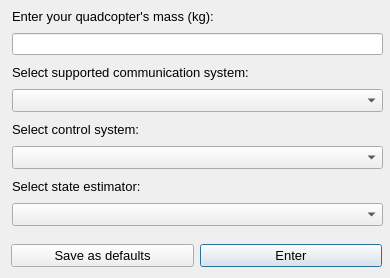
First picture: the form in GUI/ui/designer files/setup_dialog.ui, repository Jone-the-creator/Digital_Twin_client, before the edit.
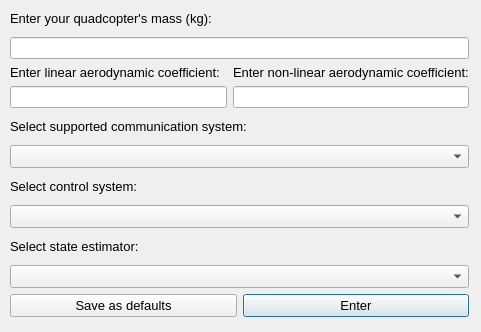
Second picture: the form after the edit.

Commit message: Added adjustable coefficients and experimental methods in README

```diff
--- a/GUI/ui/designer files/setup_dialog.ui
+++ b/GUI/ui/designer files/setup_dialog.ui
@@ -6,20 +6,20 @@
    <rect>
     <x>0</x>
     <y>0</y>
-    <width>390</width>
-    <height>278</height>
+    <width>481</width>
+    <height>332</height>
    </rect>
   </property>
   <property name="windowTitle">
    <string>Digital Twin Setup Window</string>
   </property>
-  <widget class="QWidget" name="layoutWidget">
+  <widget class="QWidget" name="">
    <property name="geometry">
     <rect>
-     <x>12</x>
-     <y>5</y>
-     <width>371</width>
-     <height>221</height>
+     <x>10</x>
+     <y>6</y>
+     <width>459</width>
+     <height>311</height>
     </rect>
    </property>
    <layout class="QVBoxLayout" name="verticalLayout">
@@ -38,6 +38,40 @@
     <item>
      <widget class="QLineEdit" name="mass_input"/>
     </item>
+    <item>
+     <layout class="QGridLayout" name="gridLayout">
+      <item row="0" column="0">
+       <widget class="QLabel" name="linear_drag_lbl">
+        <property name="font">
+         <font>
+          <pointsize>10</pointsize>
+         </font>
+        </property>
+        <property name="text">
+         <string>Enter linear aerodynamic coefficient:</string>
+        </property>
+       </widget>
+      </item>
+      <item row="0" column="1">
+       <widget class="QLabel" name="non_linear_drag_lbl">
+        <property name="font">
+         <font>
+          <pointsize>10</pointsize>
+         </font>
+        </property>
+        <property name="text">
+         <string>Enter non-linear aerodynamic coefficient:</string>
+        </property>
+       </widget>
+      </item>
+      <item row="1" column="0">
+       <widget class="QLineEdit" name="linear_drag_in"/>
+      </item>
+      <item row="1" column="1">
+       <widget class="QLineEdit" name="non_linear_drag_in"/>
+      </item>
+     </layout>
+    </item>
     <item>
      <widget class="QLabel" name="comm_label">
       <property name="font">
@@ -101,17 +135,7 @@
       </property>
      </widget>
     </item>
-   </layout>
-  </widget>
-  <widget class="QWidget" name="layoutWidget">
-   <property name="geometry">
-    <rect>
-     <x>11</x>
-     <y>241</y>
-     <width>371</width>
-     <height>29</height>
-    </rect>
-   </property>
+    <item>
    <layout class="QHBoxLayout" name="horizontalLayout">
     <item>
      <widget class="QPushButton" name="save_button">
@@ -145,6 +169,8 @@
        <bool>true</bool>
       </property>
      </widget>
+      </item>
+     </layout>
     </item>
    </layout>
   </widget>
```
Lines whose indentation alone changed are shown as unchanged. The commit also changes 5 other files.
